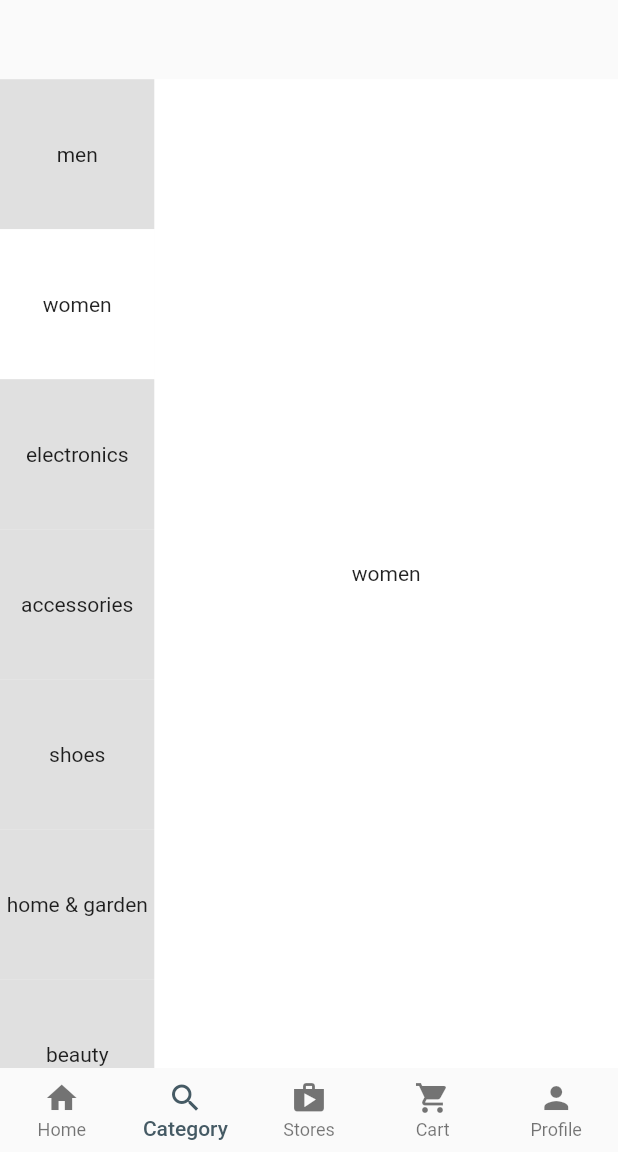
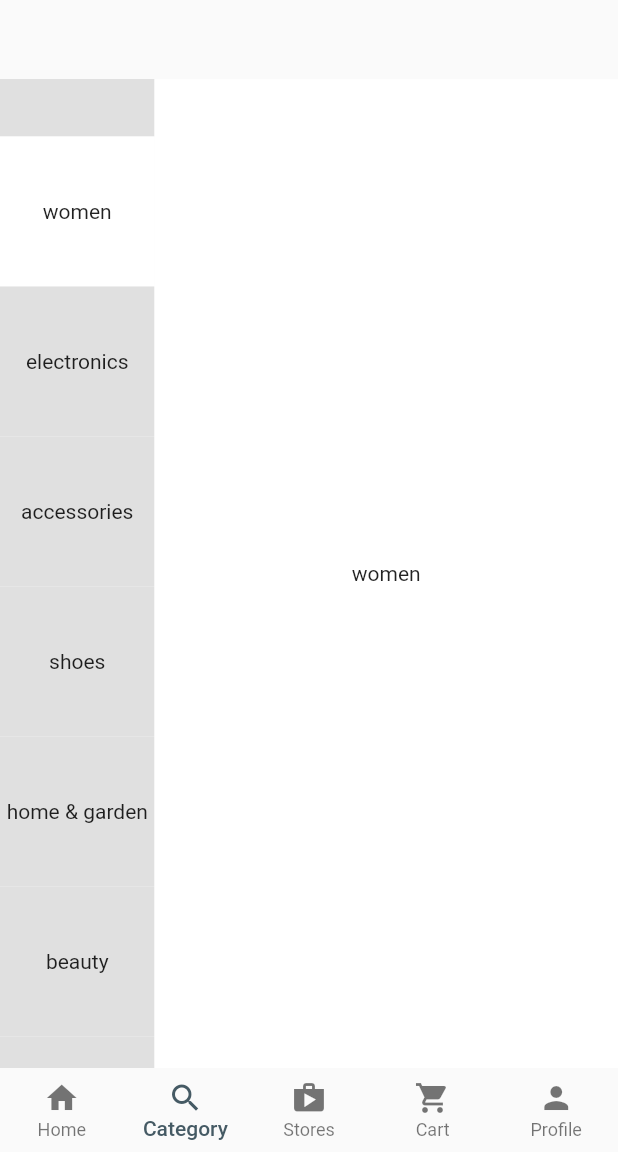
Before and after one commit to Zachariah-Farhang/multi-stor, a Flutter app: the screen it shows after launch, item 2 of the bottom bar chosen, scrolled down 576 dp, after a tap on "men", after a tap on "women", on a phone screen of 412 x 824 dp, the part 84-1236 px from its top. Run offline on Flutter 3.47's test engine with Material 2 defaults, Android fonts, the phone set to English and light mode, and no system bars.

Commit message:
category class optimized

```diff
--- a/lib/main_screans/category.dart
+++ b/lib/main_screans/category.dart
@@ -14,7 +14,7 @@ List<ItemData> items = [
 ];
 
 class CategoryScreen extends StatefulWidget {
-  const CategoryScreen({super.key});
+  const CategoryScreen({Key? key}) : super(key: key);
 
   @override
   State<CategoryScreen> createState() => _CategoryScreenState();
@@ -22,16 +22,21 @@ class CategoryScreen extends StatefulWidget {
 
 class _CategoryScreenState extends State<CategoryScreen> {
   final PageController _pageController = PageController();
+  final ScrollController _scrollController = ScrollController();
+  bool _portrait = true;
+  int _selectedIndex = 0;
+  @override
+  void initState() {
+    items[0].isSelected = true;
+    _selectedIndex = 0;
+    super.initState();
+  }
 
   @override
-  void initState() {
-    for (var element in items) {
-      element.isSelected = false;
-      setState(() {
-        items[0].isSelected = true;
-      });
-    }
-    super.initState();
+  void dispose() {
+    _pageController.dispose();
+    _scrollController.dispose();
+    super.dispose();
   }
 
   @override
@@ -43,10 +48,29 @@ class _CategoryScreenState extends State<CategoryScreen> {
         backgroundColor: Colors.white,
         title: const SearchBottom(),
       ),
-      body: Stack(children: [
-        Positioned(bottom: 0, left: 0, child: sideNavigator(size)),
-        Positioned(bottom: 0, right: 0, child: categView(size))
-      ]),
+      body: OrientationBuilder(
+        builder: (context, orientation) {
+          if (orientation == Orientation.portrait) {
+            _portrait = true;
+          } else {
+            _portrait = false;
+          }
+          return Stack(
+            children: [
+              Positioned(
+                bottom: 0,
+                left: 0,
+                child: sideNavigator(size),
+              ),
+              Positioned(
+                bottom: 0,
+                right: 0,
+                child: categView(size),
+              ),
+            ],
+          );
+        },
+      ),
     );
   }
 
@@ -55,21 +79,29 @@ class _CategoryScreenState extends State<CategoryScreen> {
       width: size.width * 0.25,
       height: size.height * 0.8,
       child: ListView.builder(
+        padding: _portrait
+            ? const EdgeInsets.only(top: 0)
+            : const EdgeInsets.only(top: 50),
+        controller: _scrollController,
         physics: const BouncingScrollPhysics(),
         itemCount: items.length,
         itemBuilder: (context, index) {
-          return GestureDetector(
+          debugPrint('index $index');
+          return InkWell(
             onTap: () {
-              _pageController.animateToPage(index,
-                  duration: const Duration(milliseconds: 500),
-                  curve: Curves.easeIn);
+              _pageController.animateToPage(
+                index,
+                duration: const Duration(milliseconds: 100),
+                curve: Curves.easeIn,
+              );
             },
             child: Container(
-                color: items[index].isSelected
+              color: items[index].isSelected && index == _selectedIndex
                   ? Colors.white
                   : Colors.grey.shade300,
               height: 100,
-                child: Center(child: Text(items[index].label))),
+              child: Center(child: Text(items[index].label)),
+            ),
           );
         },
       ),
@@ -85,12 +117,7 @@ class _CategoryScreenState extends State<CategoryScreen> {
         controller: _pageController,
         physics: const BouncingScrollPhysics(),
         onPageChanged: (value) {
-            for (var element in items) {
-              element.isSelected = false;
-              setState(() {
-                items[value].isSelected = true;
-              });
-            }
+          _selectItem(value, size);
         },
         scrollDirection: Axis.vertical,
         children: const [
@@ -102,8 +129,29 @@ class _CategoryScreenState extends State<CategoryScreen> {
           Center(child: Text("home & garden")),
           Center(child: Text("beauty")),
           Center(child: Text("kids")),
-            Center(child: Text("bogs")),
-          ]),
+          Center(child: Text("bags")),
+        ],
+      ),
+    );
+  }
+
+  void _selectItem(int index, Size size) {
+    setState(() {
+      items[_selectedIndex].isSelected = false;
+      items[index].isSelected = true;
+      _selectedIndex = index;
+      _scrollToIndex(
+          index, _portrait ? size.height * 0.075 : size.height * 0.25);
+    });
+  }
+
+  void _scrollToIndex(int index, double itemExtent) {
+    double offset = index * itemExtent;
+
+    _scrollController.animateTo(
+      offset,
+      duration: const Duration(milliseconds: 300),
+      curve: Curves.easeInOut,
     );
   }
 }
```
Lines whose indentation alone changed are shown as unchanged.
